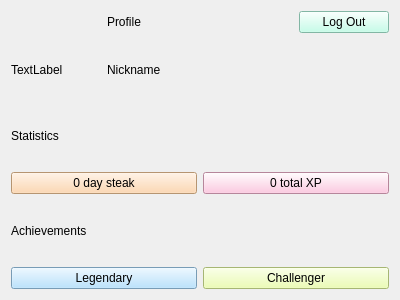
Before: the Qt Designer form profile.ui in sinfillo/SpeakSavvy, drawn with Qt 5.
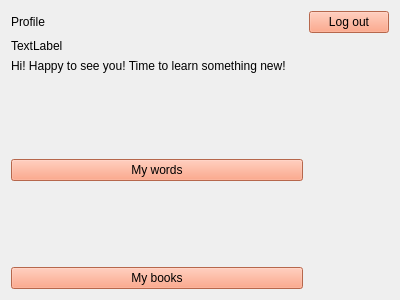
After: the same form once the commit is applied.

Commit message: words fom db + revision widget + some changes in ui

```diff
--- a/profile.ui
+++ b/profile.ui
@@ -14,33 +14,41 @@
    <string>Form</string>
   </property>
   <layout class="QGridLayout" name="gridLayout">
-   <item row="4" column="0" colspan="2">
-    <widget class="QLabel" name="label_5">
+   <item row="0" column="4">
+    <widget class="QPushButton" name="pushButton_5">
      <property name="styleSheet">
-      <string notr="true">font: 18pt &quot;Andale Mono&quot;;</string>
+      <string notr="true">background-color: rgb(255, 144, 106);
+font: 13pt &quot;PT Mono&quot;;</string>
      </property>
      <property name="text">
-      <string>Achievements</string>
+      <string>Log out</string>
      </property>
     </widget>
    </item>
-   <item row="1" column="1">
-    <widget class="QLabel" name="label">
+   <item row="0" column="0">
+    <widget class="QLabel" name="label_2">
      <property name="styleSheet">
-      <string notr="true">font: 18pt &quot;Andale Mono&quot;;</string>
+      <string notr="true">font: 20pt &quot;Monaco&quot;;</string>
      </property>
      <property name="text">
-      <string>Nickname</string>
+      <string>Profile</string>
      </property>
     </widget>
    </item>
-   <item row="5" column="2" colspan="2">
-    <widget class="QPushButton" name="pushButton_4">
+   <item row="5" column="0" colspan="4">
+    <widget class="QPushButton" name="pushButton_6">
+     <property name="minimumSize">
+      <size>
+       <width>0</width>
+       <height>0</height>
+      </size>
+     </property>
      <property name="styleSheet">
-      <string notr="true">background-color: rgb(233, 255, 161);</string>
+      <string notr="true">background-color: rgb(255, 144, 106);
+font: 20pt &quot;PT Mono&quot;;</string>
      </property>
      <property name="text">
-      <string>Challenger</string>
+      <string>My words</string>
      </property>
     </widget>
    </item>
@@ -51,65 +59,65 @@
      </property>
     </widget>
    </item>
-   <item row="2" column="0">
+   <item row="6" column="0">
+    <spacer name="verticalSpacer_2">
+     <property name="orientation">
+      <enum>Qt::Vertical</enum>
+     </property>
+     <property name="sizeHint" stdset="0">
+      <size>
+       <width>20</width>
+       <height>10</height>
+      </size>
+     </property>
+    </spacer>
+   </item>
+   <item row="7" column="0" colspan="4">
+    <widget class="QPushButton" name="pushButton">
+     <property name="styleSheet">
+      <string notr="true">background-color: rgb(255, 144, 106);
+font: 20pt &quot;PT Mono&quot;;</string>
+     </property>
+     <property name="text">
+      <string>My books</string>
+     </property>
+    </widget>
+   </item>
+   <item row="2" column="0" colspan="4">
     <widget class="QLabel" name="label_3">
      <property name="styleSheet">
       <string notr="true">font: 18pt &quot;Andale Mono&quot;;</string>
      </property>
      <property name="text">
-      <string>Statistics</string>
+      <string>Hi! Happy to see you! Time to learn something new!</string>
      </property>
     </widget>
    </item>
-   <item row="5" column="0" colspan="2">
-    <widget class="QPushButton" name="pushButton_3">
-     <property name="styleSheet">
-      <string notr="true">background-color: rgb(168, 219, 255);</string>
+   <item row="4" column="0">
+    <spacer name="verticalSpacer">
+     <property name="orientation">
+      <enum>Qt::Vertical</enum>
      </property>
-     <property name="text">
-      <string>Legendary</string>
+     <property name="sizeHint" stdset="0">
+      <size>
+       <width>20</width>
+       <height>5</height>
+      </size>
      </property>
-    </widget>
+    </spacer>
    </item>
    <item row="0" column="3">
-    <widget class="QPushButton" name="pushButton_5">
-     <property name="styleSheet">
-      <string notr="true">background-color: rgb(182, 255, 229);</string>
+    <spacer name="horizontalSpacer">
+     <property name="orientation">
+      <enum>Qt::Horizontal</enum>
      </property>
-     <property name="text">
-      <string>Log Out</string>
+     <property name="sizeHint" stdset="0">
+      <size>
+       <width>40</width>
+       <height>20</height>
+      </size>
      </property>
-    </widget>
-   </item>
-   <item row="3" column="0" colspan="2">
-    <widget class="QPushButton" name="pushButton">
-     <property name="styleSheet">
-      <string notr="true">background-color: rgb(255, 208, 158);</string>
-     </property>
-     <property name="text">
-      <string>0 day steak</string>
-     </property>
-    </widget>
-   </item>
-   <item row="3" column="2" colspan="2">
-    <widget class="QPushButton" name="pushButton_2">
-     <property name="styleSheet">
-      <string notr="true">background-color: rgb(255, 187, 217);</string>
-     </property>
-     <property name="text">
-      <string>0 total XP</string>
-     </property>
-    </widget>
-   </item>
-   <item row="0" column="1" colspan="2">
-    <widget class="QLabel" name="label_2">
-     <property name="styleSheet">
-      <string notr="true">font: 20pt &quot;Monaco&quot;;</string>
-     </property>
-     <property name="text">
-      <string>Profile</string>
-     </property>
-    </widget>
+    </spacer>
    </item>
   </layout>
  </widget>
```
Left out of the diff: 2 changed lines with no effect on the pictures. The commit also changes 40 other files.
